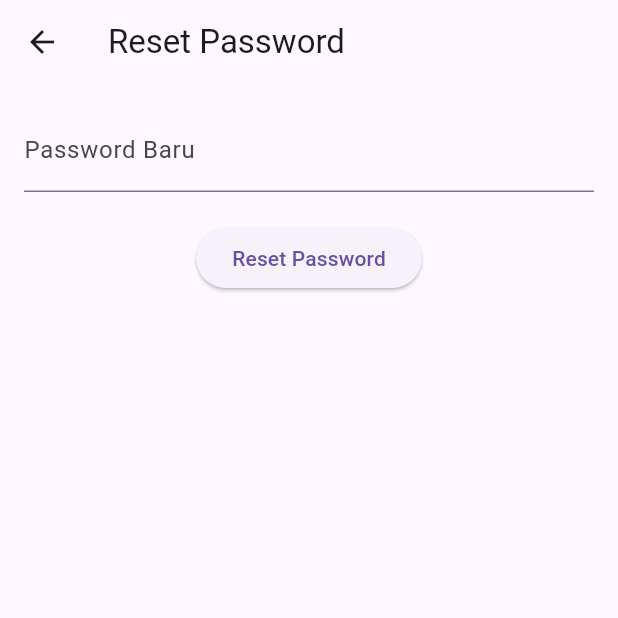
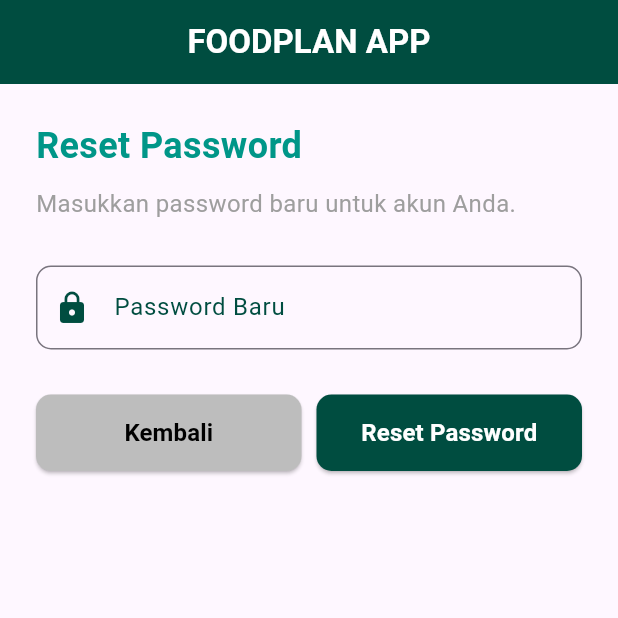
Before and after one commit to capstonegang45/FoodPlan-Mobile, a Flutter app: the ResetPasswordPage screen opened directly with empty values, on a phone screen of 412 x 824 dp, the top half of it. Run offline on Flutter 3.47's test engine with Material 3 defaults, Android fonts, the phone set to English and light mode, and no system bars; our stand-ins replace carousel_slider, firebase_auth, firebase_core, font_awesome_flutter, google_sign_in, image_picker and 2 more; missing offline and left inert: flutter_facebook_auth; accounts and stored records are empty.

Commit message:
update dialog

```diff
--- a/lib/pages/reset_password.dart
+++ b/lib/pages/reset_password.dart
@@ -1,9 +1,11 @@
-import 'dart:convert';
+// ignore_for_file: library_private_types_in_public_api, use_build_context_synchronously
 
 import 'package:flutter/material.dart';
 import 'package:food_plan/models/config.dart';
+import 'package:food_plan/widgets/toastification_wigdet.dart';
+import 'package:toastification/toastification.dart';
+import 'dart:convert';
 import 'package:http/http.dart' as http;
-
 
 class ResetPasswordPage extends StatefulWidget {
   final String email;
@@ -12,7 +14,6 @@ class ResetPasswordPage extends StatefulWidget {
   const ResetPasswordPage({super.key, required this.email, required this.otp});
 
   @override
-  // ignore: library_private_types_in_public_api
   _ResetPasswordPageState createState() => _ResetPasswordPageState();
 }
 
@@ -27,9 +28,12 @@ class _ResetPasswordPageState extends State<ResetPasswordPage> {
 
     final password = _passwordController.text;
     if (password.isEmpty) {
-      ScaffoldMessenger.of(context).showSnackBar(const SnackBar(
-        content: Text('Password tidak boleh kosong!'),
-      ));
+      await showCustomToastNotification(
+        context: context,
+        title: 'Error',
+        message: 'Password tidak boleh kosong!',
+        type: ToastificationType.error, // Warna merah untuk kesalahan
+      );
       setState(() {
         _isLoading = false;
       });
@@ -49,23 +53,28 @@ class _ResetPasswordPageState extends State<ResetPasswordPage> {
 
       final responseData = json.decode(response.body);
       if (response.statusCode == 200) {
-        // ignore: use_build_context_synchronously
-        ScaffoldMessenger.of(context).showSnackBar(SnackBar(
-          content: Text(responseData['message']),
-        ));
-        // ignore: use_build_context_synchronously
+        await showCustomToastNotification(
+          context: context,
+          title: 'Success',
+          message: responseData['message'],
+          type: ToastificationType.success,
+        );
         Navigator.pushReplacementNamed(context, '/login');
       } else {
-        // ignore: use_build_context_synchronously
-        ScaffoldMessenger.of(context).showSnackBar(SnackBar(
-          content: Text(responseData['message']),
-        ));
+        await showCustomToastNotification(
+          context: context,
+          title: 'Error',
+          message: responseData['message'],
+          type: ToastificationType.error,
+        );
       }
     } catch (error) {
-      // ignore: use_build_context_synchronously
-      ScaffoldMessenger.of(context).showSnackBar(const SnackBar(
-        content: Text('Terjadi kesalahan!'),
-      ));
+      await showCustomToastNotification(
+        context: context,
+        title: 'Error',
+        message: 'Terjadi kesalahan!',
+        type: ToastificationType.error,
+      );
     } finally {
       setState(() {
         _isLoading = false;
@@ -77,25 +86,103 @@ class _ResetPasswordPageState extends State<ResetPasswordPage> {
   Widget build(BuildContext context) {
     return Scaffold(
       appBar: AppBar(
-        title: const Text('Reset Password'),
+        backgroundColor: Colors.teal[900],
+        title: const Text(
+          'FOODPLAN APP',
+          style: TextStyle(fontWeight: FontWeight.bold, color: Colors.white),
         ),
-      body: Padding(
-        padding: const EdgeInsets.all(16.0),
+        centerTitle: true,
+        automaticallyImplyLeading: false,
+      ),
+      body: SingleChildScrollView(
+        child: Padding(
+          padding: const EdgeInsets.all(24.0),
           child: Column(
+            crossAxisAlignment: CrossAxisAlignment.start,
             children: [
+              const Text(
+                'Reset Password',
+                style: TextStyle(
+                  fontSize: 24,
+                  fontWeight: FontWeight.bold,
+                  color: Colors.teal,
+                ),
+              ),
+              const SizedBox(height: 10),
+              const Text(
+                'Masukkan password baru untuk akun Anda.',
+                style: TextStyle(fontSize: 16, color: Colors.grey),
+              ),
+              const SizedBox(height: 30),
               TextField(
                 controller: _passwordController,
                 obscureText: true,
-              decoration: const InputDecoration(labelText: 'Password Baru'),
+                decoration: InputDecoration(
+                  labelText: 'Password Baru',
+                  labelStyle: TextStyle(color: Colors.teal[900]),
+                  border: OutlineInputBorder(
+                    borderRadius: BorderRadius.circular(10.0),
                   ),
-            const SizedBox(height: 20),
-            _isLoading
-                ? const CircularProgressIndicator()
-                : ElevatedButton(
-                    onPressed: _resetPassword,
-                    child: const Text('Reset Password'),
+                  focusedBorder: OutlineInputBorder(
+                    borderSide: BorderSide(color: Colors.teal[900]!),
+                  ),
+                  prefixIcon: Icon(Icons.lock, color: Colors.teal[900]),
+                ),
+              ),
+              const SizedBox(height: 30),
+              Row(
+                mainAxisAlignment: MainAxisAlignment.spaceBetween,
+                children: [
+                  Expanded(
+                    child: ElevatedButton(
+                      style: ElevatedButton.styleFrom(
+                        backgroundColor: Colors.grey[400],
+                        shape: RoundedRectangleBorder(
+                          borderRadius: BorderRadius.circular(10),
+                        ),
+                        padding: const EdgeInsets.symmetric(vertical: 14),
+                      ),
+                      onPressed: () {
+                        Navigator.pushReplacementNamed(context, '/login');
+                      },
+                      child: const Text(
+                        'Kembali',
+                        style: TextStyle(
+                            fontSize: 16,
+                            fontWeight: FontWeight.bold,
+                            color: Colors.black),
+                      ),
+                    ),
+                  ),
+                  const SizedBox(width: 10),
+                  Expanded(
+                    child: ElevatedButton(
+                      style: ElevatedButton.styleFrom(
+                        backgroundColor: Colors.teal[900],
+                        shape: RoundedRectangleBorder(
+                          borderRadius: BorderRadius.circular(10),
+                        ),
+                        padding: const EdgeInsets.symmetric(vertical: 14),
+                      ),
+                      onPressed: _isLoading ? null : _resetPassword,
+                      child: _isLoading
+                          ? const CircularProgressIndicator(
+                              valueColor:
+                                  AlwaysStoppedAnimation<Color>(Colors.white),
+                            )
+                          : const Text(
+                              'Reset Password',
+                              style: TextStyle(
+                                  fontSize: 16,
+                                  fontWeight: FontWeight.bold,
+                                  color: Colors.white),
+                            ),
+                    ),
                   ),
                 ],
+              ),
+            ],
+          ),
         ),
       ),
     );
```
Lines whose indentation alone changed are shown as unchanged.
